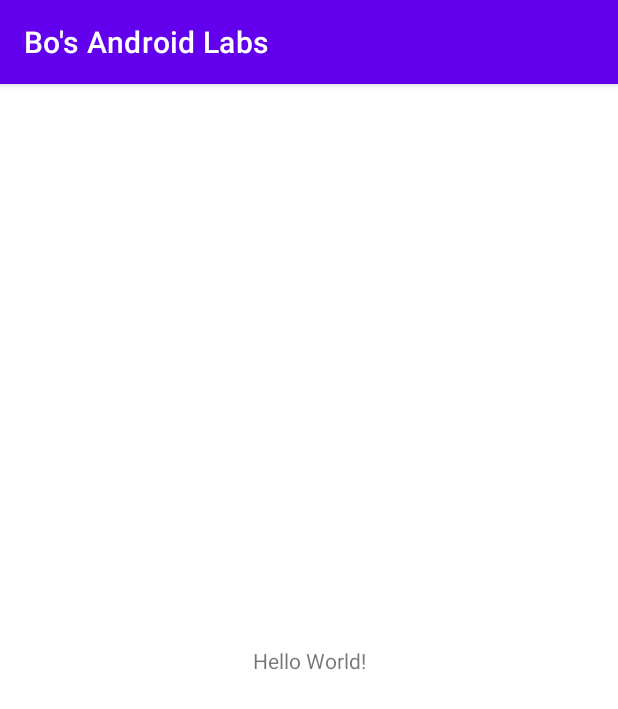
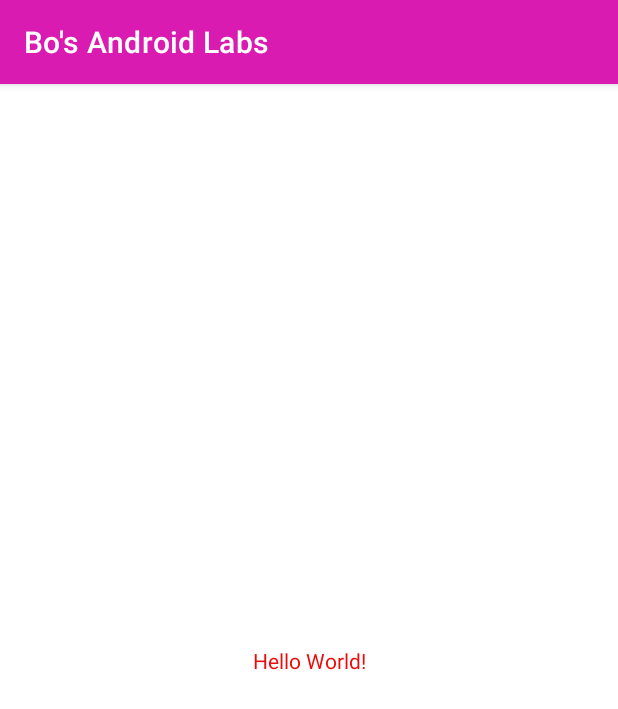
Before and after one commit to Superbigbabol/MyAndroidLabs, an Android app: the screen it shows after launch (MainActivity), on a phone screen of 412 x 824 dp. Shown: the top 709 px of the screen. Run offline under Robolectric (Android 15) with nearby library versions, the phone set to English and light mode, and no system bars.

Commit message:
Second Commit: changed the icon and app colours

```diff
--- a/app/src/main/AndroidManifest.xml
+++ b/app/src/main/AndroidManifest.xml
@@ -6,9 +6,8 @@
         android:allowBackup="true"
         android:dataExtractionRules="@xml/data_extraction_rules"
         android:fullBackupContent="@xml/backup_rules"
-        android:icon="@mipmap/ic_launcher"
+        android:icon="@drawable/app_icon"
         android:label="@string/app_name"
-        android:roundIcon="@mipmap/ic_launcher_round"
         android:supportsRtl="true"
         android:theme="@style/Theme.BosAndroidLabs"
         tools:targetApi="31">
--- a/app/src/main/res/mipmap-anydpi-v26/ic_launcher.xml
+++ /dev/null
@@ -1,5 +0,0 @@
-<?xml version="1.0" encoding="utf-8"?>
-<adaptive-icon xmlns:android="http://schemas.android.com/apk/res/android">
-    <background android:drawable="@drawable/ic_launcher_background" />
-    <foreground android:drawable="@drawable/ic_launcher_foreground" />
-</adaptive-icon>
--- a/app/src/main/res/mipmap-anydpi-v26/ic_launcher_round.xml
+++ /dev/null
@@ -1,5 +0,0 @@
-<?xml version="1.0" encoding="utf-8"?>
-<adaptive-icon xmlns:android="http://schemas.android.com/apk/res/android">
-    <background android:drawable="@drawable/ic_launcher_background" />
-    <foreground android:drawable="@drawable/ic_launcher_foreground" />
-</adaptive-icon>
--- a/app/src/main/res/values-night/themes.xml
+++ /dev/null
@@ -1,16 +0,0 @@
-<resources xmlns:tools="http://schemas.android.com/tools">
-    <!-- Base application theme. -->
-    <style name="Theme.BosAndroidLabs" parent="Theme.MaterialComponents.DayNight.DarkActionBar">
-        <!-- Primary brand color. -->
-        <item name="colorPrimary">@color/purple_200</item>
-        <item name="colorPrimaryVariant">@color/purple_700</item>
-        <item name="colorOnPrimary">@color/black</item>
-        <!-- Secondary brand color. -->
-        <item name="colorSecondary">@color/teal_200</item>
-        <item name="colorSecondaryVariant">@color/teal_200</item>
-        <item name="colorOnSecondary">@color/black</item>
-        <!-- Status bar color. -->
-        <item name="android:statusBarColor">?attr/colorPrimaryVariant</item>
-        <!-- Customize your theme here. -->
-    </style>
-</resources>
--- a/app/src/main/res/values/colors.xml
+++ b/app/src/main/res/values/colors.xml
@@ -1,10 +1,11 @@
 <?xml version="1.0" encoding="utf-8"?>
 <resources>
-    <color name="purple_200">#FFBB86FC</color>
-    <color name="purple_500">#FF6200EE</color>
-    <color name="purple_700">#FF3700B3</color>
-    <color name="teal_200">#FF03DAC5</color>
-    <color name="teal_700">#FF018786</color>
+    <color name="my_primary">#DA1BB1</color>
+    <color name="my_secondary">#5E2AAA</color>
+    <color name="my_statusbar">#769DEF</color>
+
+    <color name="my_text">#ED0A0A</color>
+
     <color name="black">#FF000000</color>
     <color name="white">#FFFFFFFF</color>
 </resources>
--- a/app/src/main/res/values/themes.xml
+++ b/app/src/main/res/values/themes.xml
@@ -2,15 +2,15 @@
     <!-- Base application theme. -->
     <style name="Theme.BosAndroidLabs" parent="Theme.MaterialComponents.DayNight.DarkActionBar">
         <!-- Primary brand color. -->
-        <item name="colorPrimary">@color/purple_500</item>
-        <item name="colorPrimaryVariant">@color/purple_700</item>
-        <item name="colorOnPrimary">@color/white</item>
+        <item name="colorPrimary">@color/my_primary</item>
+
         <!-- Secondary brand color. -->
-        <item name="colorSecondary">@color/teal_200</item>
-        <item name="colorSecondaryVariant">@color/teal_700</item>
-        <item name="colorOnSecondary">@color/black</item>
+        <item name="colorSecondary">@color/my_secondary</item>
+
         <!-- Status bar color. -->
-        <item name="android:statusBarColor">?attr/colorPrimaryVariant</item>
+        <item name="android:statusBarColor">@color/my_statusbar</item>
         <!-- Customize your theme here. -->
+        <!-- Text color. -->
+        <item name="android:textColor">@color/my_text</item>
     </style>
 </resources>
```
Also changed, not shown: app/src/main/res/drawable-v24/ic_launcher_foreground.xml (deleted, +0 -30 lines), app/src/main/res/drawable/app_icon.png (added), app/src/main/res/mipmap-hdpi/ic_launcher.webp (deleted), app/src/main/res/mipmap-hdpi/ic_launcher_round.webp (deleted), app/src/main/res/mipmap-mdpi/ic_launcher.webp (deleted), app/src/main/res/mipmap-mdpi/ic_launcher_round.webp (deleted), app/src/main/res/mipmap-xhdpi/ic_launcher.webp (deleted), app/src/main/res/mipmap-xhdpi/ic_launcher_round.webp (deleted), app/src/main/res/mipmap-xxhdpi/ic_launcher.webp (deleted), app/src/main/res/mipmap-xxhdpi/ic_launcher_round.webp (deleted), app/src/main/res/mipmap-xxxhdpi/ic_launcher.webp (deleted), app/src/main/res/mipmap-xxxhdpi/ic_launcher_round.webp (deleted).
